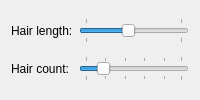
First picture: the form in libavogadro/src/engines/hairsettingswidget.ui, repository thosoo/avogadro, before the edit.
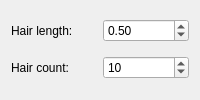
Second picture: the form after the edit.

Commit message: Add dynamic curling and spin boxes

```diff
--- a/libavogadro/src/engines/hairsettingswidget.ui
+++ b/libavogadro/src/engines/hairsettingswidget.ui
@@ -18,21 +18,18 @@
    </widget>
   </item>
   <item row="0" column="1">
-    <widget class="QSlider" name="lengthSlider">
-     <property name="orientation">
-      <enum>Qt::Horizontal</enum>
-     </property>
+   <widget class="QDoubleSpinBox" name="lengthSpinBox">
      <property name="minimum">
-      <number>1</number>
+     <double>0.1</double>
      </property>
      <property name="maximum">
-      <number>10</number>
+     <double>5.0</double>
+    </property>
+    <property name="singleStep">
+     <double>0.1</double>
      </property>
      <property name="value">
-      <number>5</number>
-     </property>
-    <property name="tickPosition">
-     <enum>QSlider::TicksBothSides</enum>
+     <double>0.5</double>
     </property>
    </widget>
   </item>
@@ -44,10 +41,7 @@
    </widget>
   </item>
   <item row="1" column="1">
-   <widget class="QSlider" name="countSlider">
-    <property name="orientation">
-     <enum>Qt::Horizontal</enum>
-    </property>
+   <widget class="QSpinBox" name="countSpinBox">
     <property name="minimum">
      <number>1</number>
     </property>
@@ -57,9 +51,6 @@
     <property name="value">
      <number>10</number>
     </property>
-    <property name="tickPosition">
-     <enum>QSlider::TicksBothSides</enum>
-    </property>
    </widget>
   </item>
   </layout>
```
Lines whose indentation alone changed are shown as unchanged. The commit also changes 2 other files.
